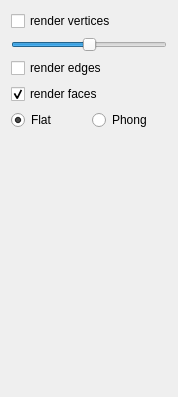
Qt form SCHNApps/Plugins/render/render.ui (cgogn/CGoGN) before a commit.
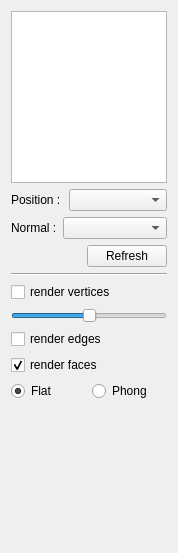
The same form after that commit.

Commit message: SCHNApps: new plugin for differential properties + user selection of VBOs for render plugin

What changed in the file:
```diff
--- a/SCHNApps/Plugins/render/render.ui
+++ b/SCHNApps/Plugins/render/render.ui
@@ -7,13 +7,80 @@
     <x>0</x>
     <y>0</y>
     <width>174</width>
-    <height>397</height>
+    <height>553</height>
    </rect>
   </property>
   <property name="windowTitle">
    <string>Form</string>
   </property>
   <layout class="QVBoxLayout" name="verticalLayout">
+   <item>
+    <widget class="QListWidget" name="mapList"/>
+   </item>
+   <item>
+    <layout class="QGridLayout" name="gridLayout">
+     <property name="sizeConstraint">
+      <enum>QLayout::SetDefaultConstraint</enum>
+     </property>
+     <item row="1" column="0">
+      <widget class="QLabel" name="label_3">
+       <property name="text">
+        <string>Normal :</string>
+       </property>
+      </widget>
+     </item>
+     <item row="1" column="1" colspan="2">
+      <widget class="QComboBox" name="combo_normalVBO">
+       <property name="sizePolicy">
+        <sizepolicy hsizetype="MinimumExpanding" vsizetype="Fixed">
+         <horstretch>0</horstretch>
+         <verstretch>0</verstretch>
+        </sizepolicy>
+       </property>
+      </widget>
+     </item>
+     <item row="0" column="0" colspan="2">
+      <widget class="QLabel" name="label_2">
+       <property name="text">
+        <string>Position :</string>
+       </property>
+      </widget>
+     </item>
+     <item row="0" column="2">
+      <widget class="QComboBox" name="combo_positionVBO">
+       <property name="sizePolicy">
+        <sizepolicy hsizetype="Expanding" vsizetype="Fixed">
+         <horstretch>0</horstretch>
+         <verstretch>0</verstretch>
+        </sizepolicy>
+       </property>
+      </widget>
+     </item>
+     <item row="2" column="2" alignment="Qt::AlignRight">
+      <widget class="QPushButton" name="button_refreshVBOs">
+       <property name="sizePolicy">
+        <sizepolicy hsizetype="Preferred" vsizetype="Fixed">
+         <horstretch>0</horstretch>
+         <verstretch>0</verstretch>
+        </sizepolicy>
+       </property>
+       <property name="layoutDirection">
+        <enum>Qt::LeftToRight</enum>
+       </property>
+       <property name="text">
+        <string>Refresh</string>
+       </property>
+      </widget>
+     </item>
+    </layout>
+   </item>
+   <item>
+    <widget class="Line" name="line">
+     <property name="orientation">
+      <enum>Qt::Horizontal</enum>
+     </property>
+    </widget>
+   </item>
    <item>
     <widget class="QCheckBox" name="check_renderVertices">
      <property name="text">
```
The commit also changes 19 other files.
